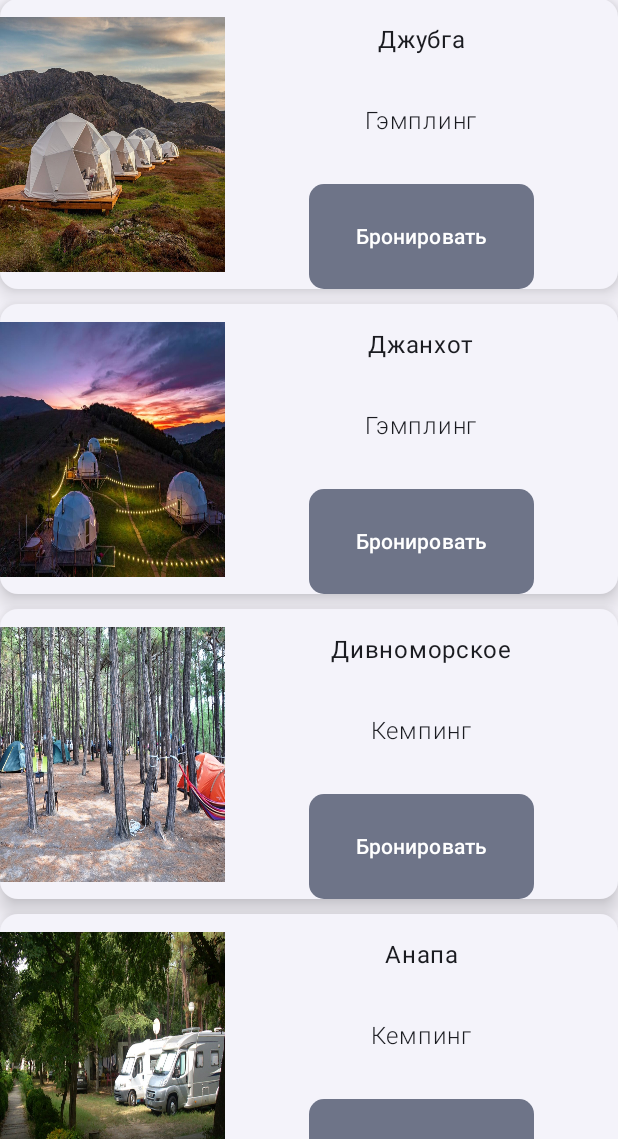
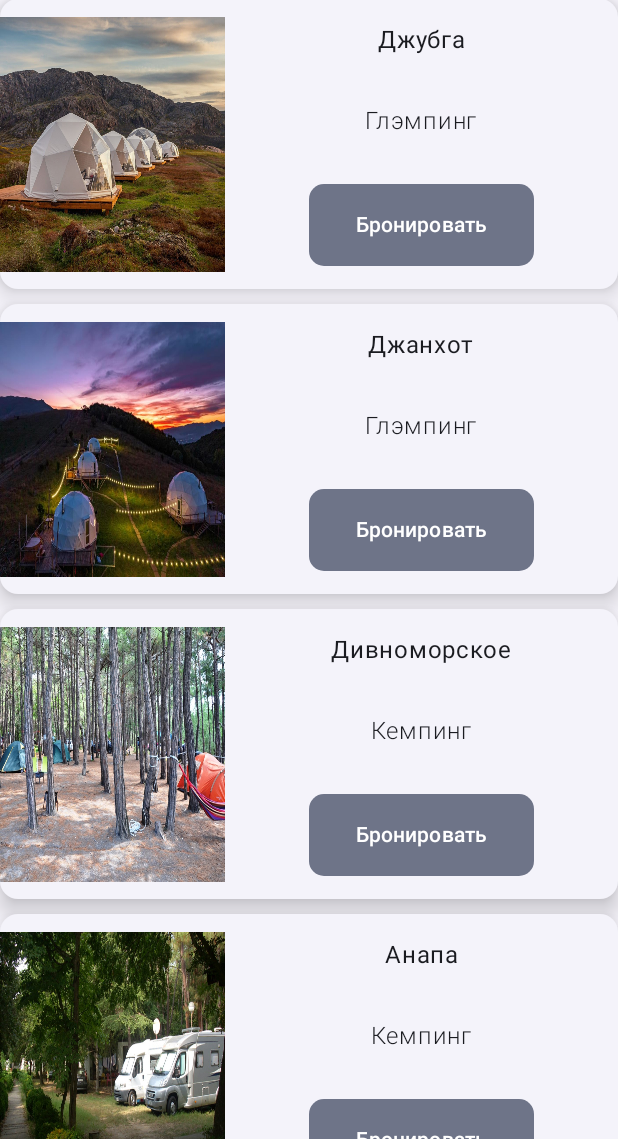
Before and after one commit to mk1MoreBugs/SmartTravel, an Android app built with Jetpack Compose: the screen it shows after launch (MainActivity), on a phone screen of 412 x 824 dp, the part 97-1236 px from its top. Run offline under Robolectric (Android 15) with nearby library versions, the phone set to English and light mode, and no system bars; libraries missing offline, so code that uses them is left out: com.yandex.mapkit.

Commit message:
change Home screen

```diff
--- a/android/app/src/main/java/hackathon/smarttravel/ui/home/HomeScreen.kt
+++ b/android/app/src/main/java/hackathon/smarttravel/ui/home/HomeScreen.kt
@@ -86,7 +86,8 @@ fun CardItem(
                 )
                 FilledTonalButton(
                     modifier = Modifier
-                        .size(width = 150.dp, height = 70.dp),
+                        .size(width = 150.dp, height = 70.dp)
+                        .padding(bottom = 15.dp),
                     shape = RoundedCornerShape(10.dp),
                     onClick = onNavigateToItem,
                 ) {
--- a/android/app/src/main/java/hackathon/smarttravel/ui/home/HomeViewModel.kt
+++ b/android/app/src/main/java/hackathon/smarttravel/ui/home/HomeViewModel.kt
@@ -31,12 +31,12 @@ class HomeViewModel : ViewModel() {
                         Item(
                             photo = R.drawable.dzhubga,
                             city = "Джубга",
-                            type = "Гэмплинг",
+                            type = "Глэмпинг",
                         ),
                         Item(
                             photo = R.drawable.dzhanhot,
                             city = "Джанхот",
-                            type = "Гэмплинг",
+                            type = "Глэмпинг",
                         ),
                         Item(
                             photo = R.drawable.divnomorskoe,
@@ -51,7 +51,7 @@ class HomeViewModel : ViewModel() {
                         Item(
                             photo = R.drawable.vityazevo,
                             city = "Витязево",
-                            type = "Гэмплинг",
+                            type = "Глэмпинг",
                         ),
                     ),
                     fetch = false,
```
